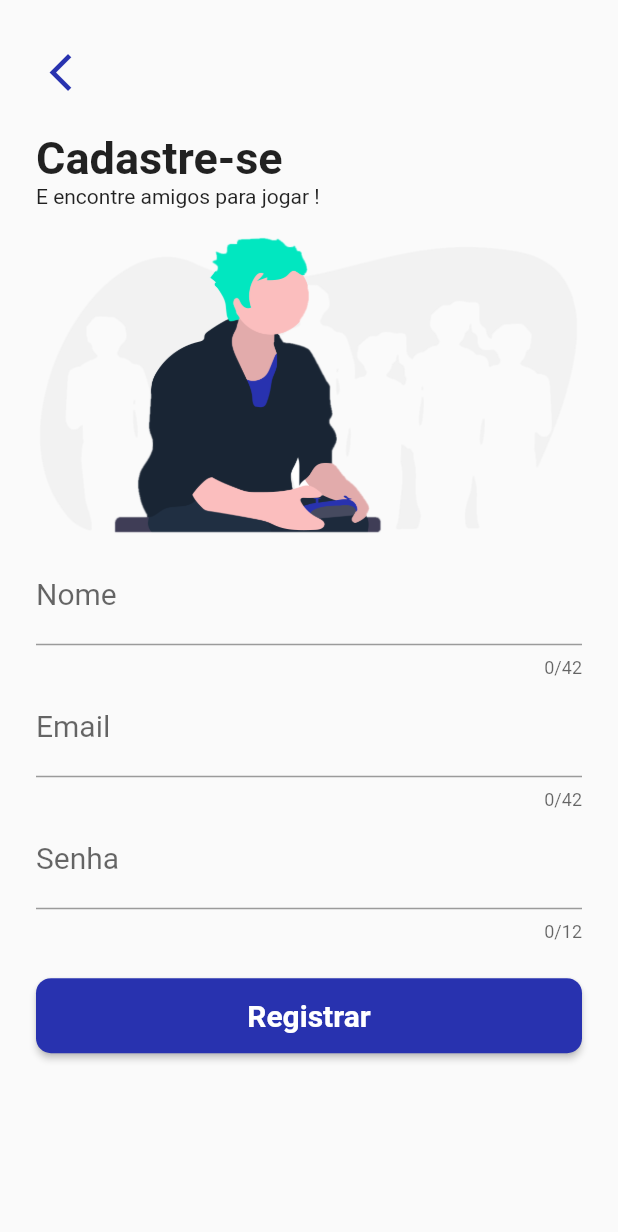
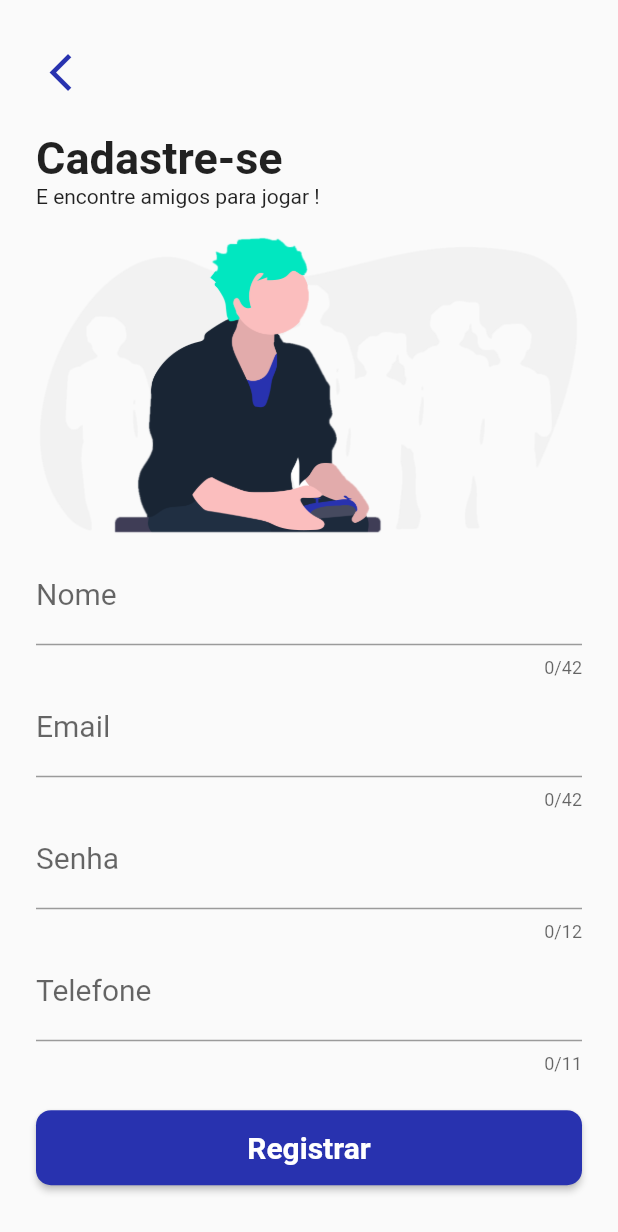
Before and after one commit to kauemurakami/os3, a Flutter app: the CadastroPage screen opened by its route, on a phone screen of 412 x 824 dp. Shown: the top 1232 px of the screen. Run offline on Flutter 3.47's test engine with Material 2 defaults, Android fonts, the phone set to English and light mode, and no system bars; drawn by our look-alikes of loader_overlay; our stand-ins replace cloud_firestore, firebase_auth, flutter_spinkit, get; accounts and stored records are empty.

Commit message:
atualizando cadastro

```diff
--- a/lib/app/data/model/user_model.dart
+++ b/lib/app/data/model/user_model.dart
@@ -5,8 +5,10 @@ class UserModel {
   String email;
   String senha;
   bool isAdmin;
+  String telefone;
+  int pontos ;
 
-  UserModel({ this.id, this.nome, this.email, this.senha, this.isAdmin });
+  UserModel({ this.telefone, this.id, this.nome, this.email, this.senha, this.isAdmin, this.pontos });
 
   UserModel.fromJson(Map<String, dynamic> json){
       this.id = json['id'];
@@ -14,6 +16,8 @@ class UserModel {
       this.email = json['email'];
       this.senha = json['senha'];
       this.isAdmin = json['isAdmin'];
+      this.telefone = json['telefone'];
+      this.pontos = json['pontos'];
   }
 
   Map<String, dynamic> toJson(){
@@ -23,6 +27,8 @@ class UserModel {
     data['email'] = this.email;
     data['senha'] = this.senha;
     data['isAdmin'] = this.isAdmin;
+    data['telefone'] = this.telefone;
+    data['pontos'] = this.pontos;
     return data;
   }
 }
--- a/lib/app/modules/cadastro/cadastro_controller.dart
+++ b/lib/app/modules/cadastro/cadastro_controller.dart
@@ -16,6 +16,7 @@ class CadastroController extends GetxController {
   onChangedSenha(value) => this.user.senha = value;
   onChangedNome(value) =>
       value != this.user.nome ? this.user.nome = value : null;
+  onChangeTelefone(value) => this.user.telefone = value ;
 
   validateCpf(value) =>
       GetUtils.isCpf(value) == true ? null : 'Insira um CPF válido.';
@@ -23,10 +24,12 @@ class CadastroController extends GetxController {
   validateSenha(value) => value.length < 6 ? 'Insira uma senha válida.' : null;
   validateEmail(value) =>
       GetUtils.isEmail(value) ? null : 'Insira um email válido.';
+  validateTelefone(value) => value.length < 11 ? 'Insira um número de telefone válido' : null ;
 
   onSavedEmail(value) => this.user.email = value;
   onSavedSenha(value) => this.user.senha = value;
   onSavedNome(value) => this.user.nome = value;
+  onSavedTelefone(value) => this.user.telefone = value;
 
   final _message = ''.obs;
   get message => this._message.value;
@@ -56,6 +59,7 @@ class CadastroController extends GetxController {
   }
 
   saveUserInfo(token) async {
+    this.user.pontos = 1500 ;
     await Firestore.instance
         .collection('users')
         .document(user.email)
--- a/lib/app/modules/cadastro/cadastro_page.dart
+++ b/lib/app/modules/cadastro/cadastro_page.dart
@@ -70,6 +70,7 @@ class CadastroPage extends GetView<CadastroController> {
                               ),
                               CustomTextFormField(
                                 text: 'Senha',
+                                obscure: true,
                                 max: 12,
                                 onChanged: (value) =>
                                     controller.onChangedSenha(value),
@@ -78,6 +79,17 @@ class CadastroPage extends GetView<CadastroController> {
                                 onSaved: (value) =>
                                     controller.onSavedSenha(value),
                                 type: TextInputType.text,
+                              ),
+                              CustomTextFormField(
+                                text: 'Telefone',
+                                max: 11,
+                                onChanged: (value) =>
+                                    controller.onChangeTelefone(value),
+                                validator: (value) =>
+                                    controller.validateTelefone(value),
+                                onSaved: (value) =>
+                                    controller.onSavedTelefone(value),
+                                type: TextInputType.number,
                               ),
                               Obx(() => controller.message.length > 1 ? Text(controller.message, style: TextStyle(color: Colors.red),) : Container(),),
                               Padding(
```
